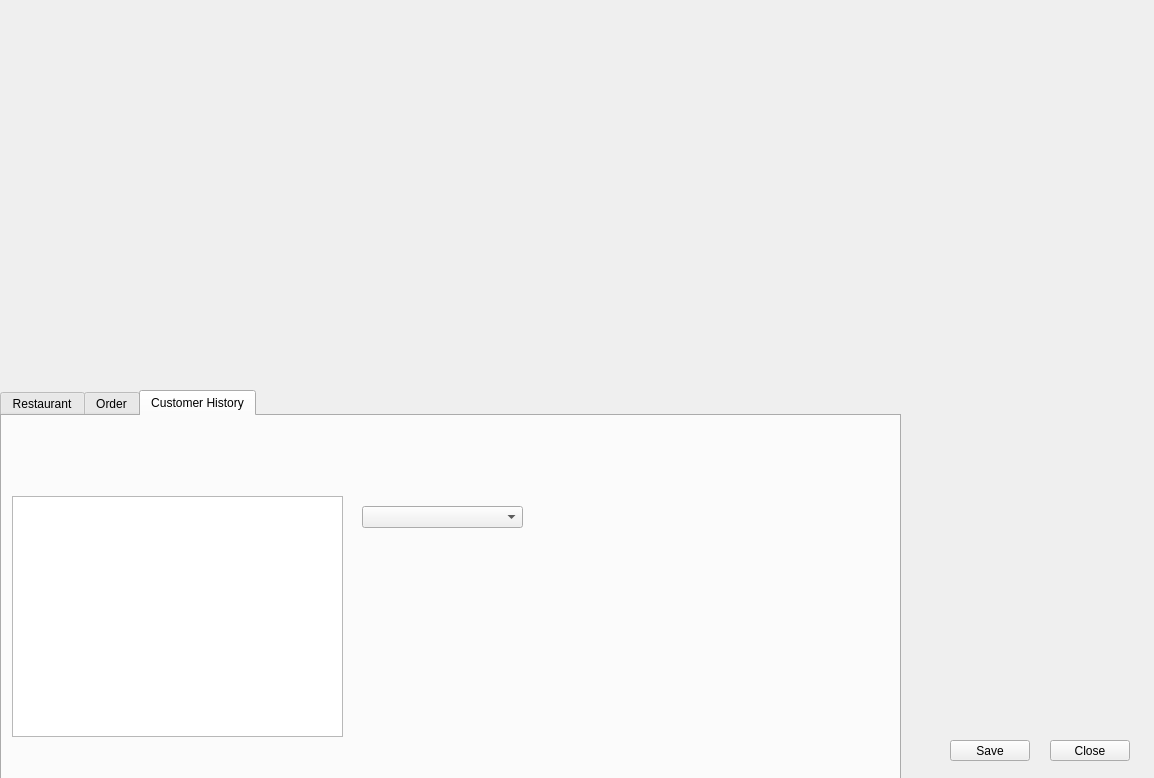
The window that qtwin.ui (zero4ever30/Restaurant) describes before a commit, drawn with Qt 5.
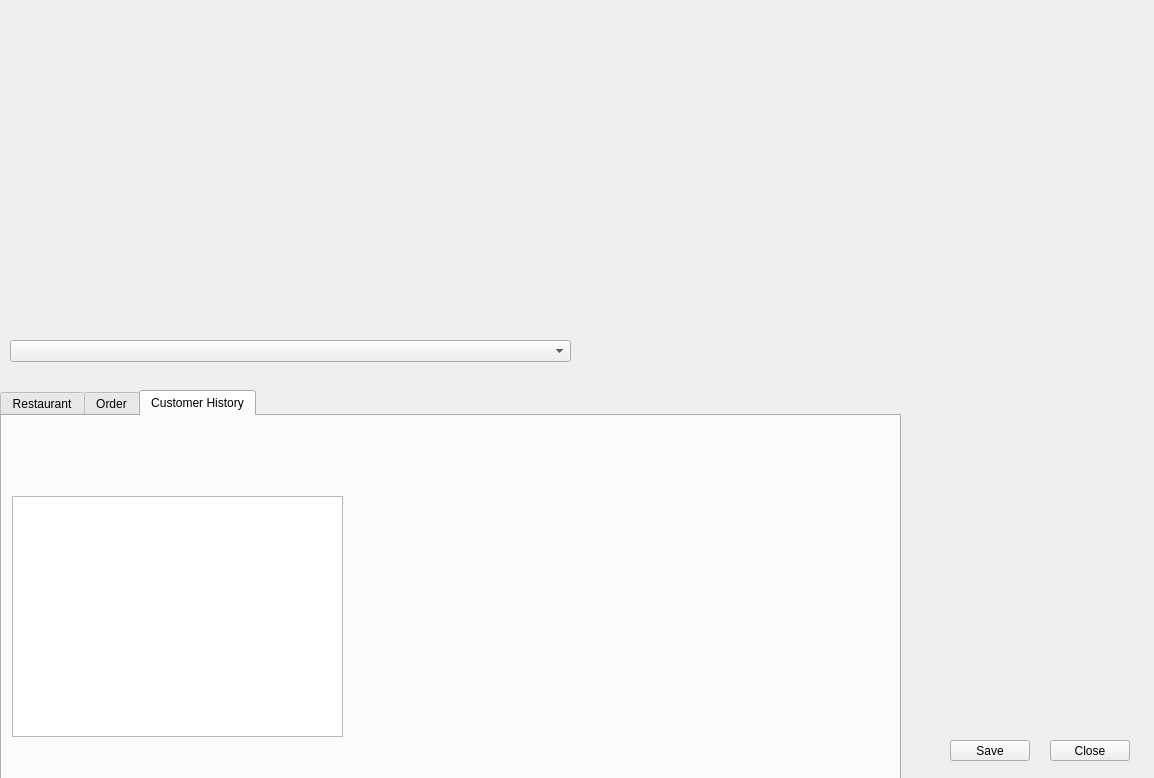
The same window after the commit. The open tabs and pages were chosen to show the change.

Commit message: Didnt write much new code , as i had to change the existing code, now ordering creates objects (that will be destroyed by eating or drinking) not just strings. Lists of available drinks and dishes has been updated. Customer History tab works like charm.

Patch:
```diff
--- a/qtwin.ui
+++ b/qtwin.ui
@@ -147,22 +147,6 @@
       </rect>
      </property>
     </widget>
-    <widget class="QComboBox" name="comboBox">
-     <property name="geometry">
-      <rect>
-       <x>360</x>
-       <y>90</y>
-       <width>161</width>
-       <height>22</height>
-      </rect>
-     </property>
-     <property name="toolTipDuration">
-      <number>-2</number>
-     </property>
-     <property name="placeholderText">
-      <string>Max Mustermann</string>
-     </property>
-    </widget>
    </widget>
   </widget>
   <widget class="QPushButton" name="pushButton_close">
@@ -200,6 +184,19 @@
     <string>Save</string>
    </property>
   </widget>
+  <widget class="QComboBox" name="SelectedCustomerComboBox">
+   <property name="geometry">
+    <rect>
+     <x>10</x>
+     <y>340</y>
+     <width>561</width>
+     <height>22</height>
+    </rect>
+   </property>
+   <property name="placeholderText">
+    <string>Select a customer</string>
+   </property>
+  </widget>
  </widget>
  <resources/>
  <connections>
```
Left out of the diff: 20 changed lines with no effect on the pictures. The commit also changes 17 other files.
